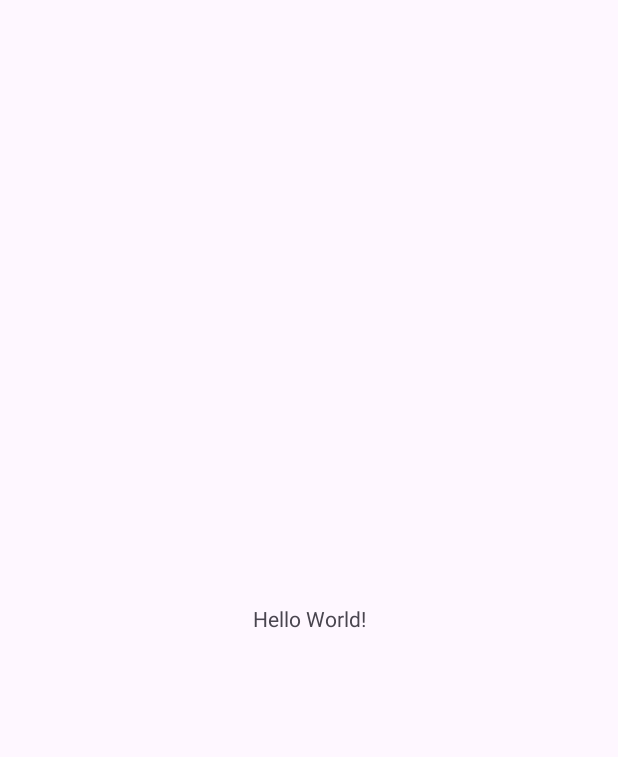
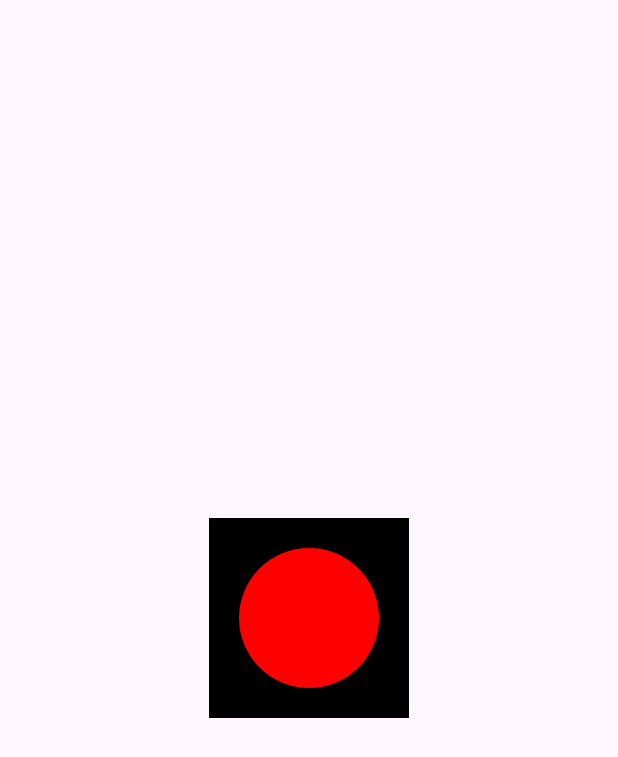
Before and after one commit to qq2339300630/AndroidUtils, an Android app: the screen it shows after launch (MainActivity), on a phone screen of 412 x 824 dp. Before the commit the part shown is almost empty. Shown: the top 757 px of the screen. Run offline under Robolectric (Android 15) with nearby library versions, the phone set to English and light mode, and no system bars.

Commit message:
feat:小demo 兼容padding与wrap_content的一个圆环

```diff
--- /dev/null
+++ b/app/src/main/java/com/example/androidutils/view/CircleView.kt
@@ -0,0 +1,38 @@
+package com.example.androidutils.view
+
+import android.content.Context
+import android.graphics.Canvas
+import android.graphics.Color
+import android.graphics.Paint
+import android.util.AttributeSet
+import android.view.View
+
+class CircleView @JvmOverloads constructor(context: Context, attributeSet: AttributeSet) :
+    View(context, attributeSet, 0) {
+    val mPaint = Paint()
+    init {
+        mPaint.setColor(Color.RED)
+    }
+
+    override fun onMeasure(widthMeasureSpec: Int, heightMeasureSpec: Int) {
+        // super 中兼容了EXACTLY
+        super.onMeasure(widthMeasureSpec, heightMeasureSpec)
+        val minWidth = 200
+        val minHeight = 200
+        // 兼容 wrap_content
+        if (MeasureSpec.getMode(widthMeasureSpec) == MeasureSpec.AT_MOST && MeasureSpec.getMode(heightMeasureSpec) == MeasureSpec.AT_MOST) {
+           setMeasuredDimension(minWidth.toInt(), minHeight.toInt())
+        } else if (MeasureSpec.getMode(widthMeasureSpec) == MeasureSpec.AT_MOST) {
+            setMeasuredDimension(minWidth,heightMeasureSpec)
+        } else if (MeasureSpec.getMode(heightMeasureSpec) == MeasureSpec.AT_MOST) {
+            setMeasuredDimension(widthMeasureSpec,minHeight)
+        }
+    }
+
+    override fun draw(canvas: Canvas) {
+        super.draw(canvas)
+        // 兼容 padding
+        val radius = (width - paddingStart - paddingEnd).coerceAtMost(height - paddingTop - paddingBottom) / 2f
+        canvas.drawCircle((width - paddingStart - paddingEnd) / 2f + paddingStart, (height - paddingTop - paddingBottom) / 2f + paddingTop, radius, mPaint)
+    }
+}
--- a/app/src/main/res/layout/activity_main.xml
+++ b/app/src/main/res/layout/activity_main.xml
@@ -7,9 +7,11 @@
     android:layout_height="match_parent"
     tools:context=".MainActivity">
 
-    <TextView
+    <com.example.androidutils.view.CircleView
         android:layout_width="wrap_content"
         android:layout_height="wrap_content"
+        android:background="@color/black"
+        android:padding="20dp"
         android:text="Hello World!"
         app:layout_constraintBottom_toBottomOf="parent"
         app:layout_constraintEnd_toEndOf="parent"
```
